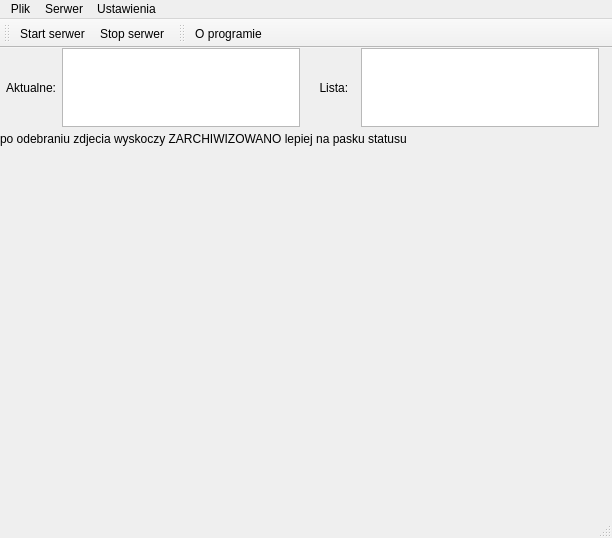
Above: ServerApplication/src/libs/ui/mainwindow.ui from militia11/in before the change. Below: the same form after it.
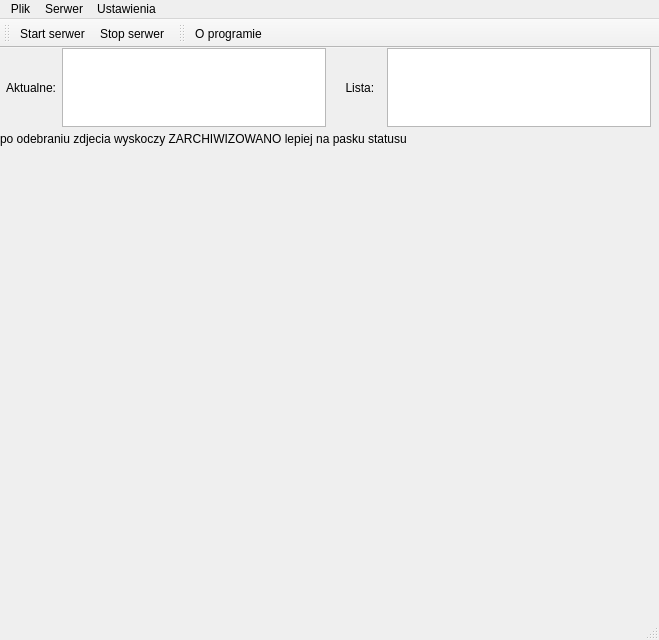
That is the form after the change.

Commit message: udany uklad formularzasdfsdf

Patch:
```diff
--- a/ServerApplication/src/libs/ui/mainwindow.ui
+++ b/ServerApplication/src/libs/ui/mainwindow.ui
@@ -6,8 +6,8 @@
    <rect>
     <x>0</x>
     <y>0</y>
-    <width>612</width>
-    <height>538</height>
+    <width>659</width>
+    <height>640</height>
    </rect>
   </property>
   <property name="windowTitle">
@@ -17,10 +17,10 @@
    <widget class="QLabel" name="mImageLabel">
     <property name="geometry">
      <rect>
-      <x>0</x>
-      <y>110</y>
-      <width>601</width>
-      <height>361</height>
+      <x>10</x>
+      <y>100</y>
+      <width>641</width>
+      <height>451</height>
      </rect>
     </property>
     <property name="sizePolicy">
@@ -41,7 +41,7 @@
      <rect>
       <x>0</x>
       <y>0</y>
-      <width>599</width>
+      <width>651</width>
       <height>79</height>
      </rect>
     </property>
@@ -94,7 +94,7 @@
     <rect>
      <x>0</x>
      <y>0</y>
-     <width>612</width>
+     <width>659</width>
      <height>27</height>
     </rect>
    </property>
```
